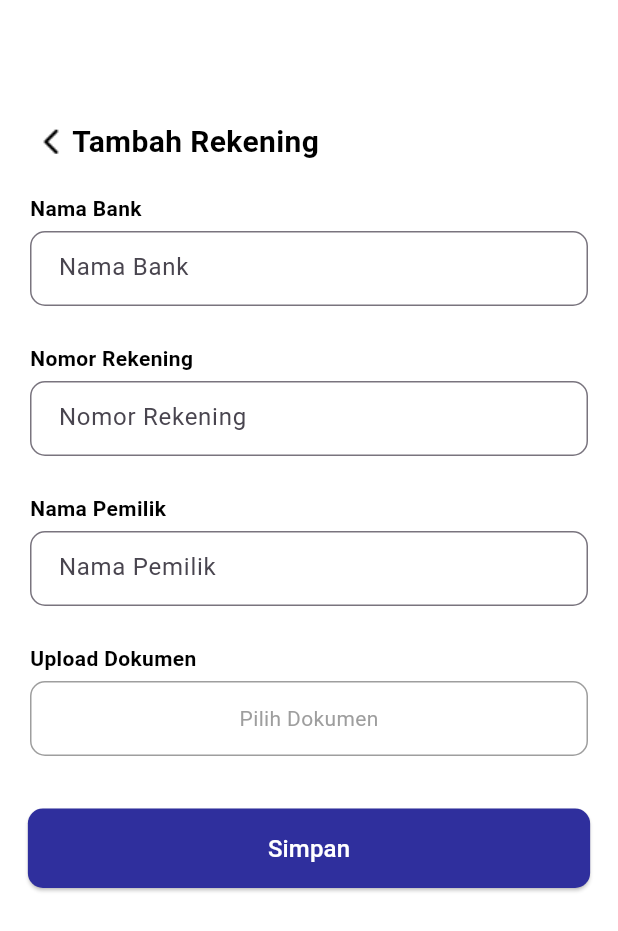
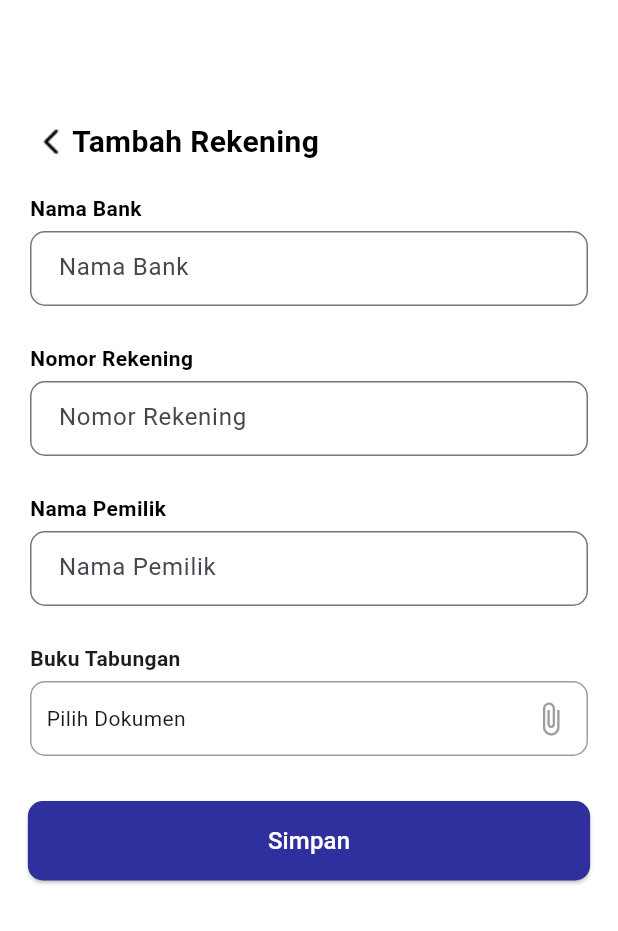
Before and after one commit to ssscholastica/e-Tuntas, a Flutter app: the addBank screen opened directly, on a phone screen of 412 x 824 dp. Shown: the top 931 px of the screen. Run offline on Flutter 3.47's test engine with Material 3 defaults, Android fonts, the phone set to English and light mode, and no system bars; our stand-ins replace dropdown_search, file_picker, open_file.

Commit message:
upload dokumen

```diff
--- a/lib/rekening/addBank.dart
+++ b/lib/rekening/addBank.dart
@@ -1,12 +1,113 @@
+
+import 'dart:io';
 
 import 'package:etuntas/profile/profile.dart';
+import 'package:file_picker/file_picker.dart';
 import 'package:flutter/material.dart';
+import 'package:open_file/open_file.dart';
 
 class addBank extends StatefulWidget {
   const addBank({super.key});
 
   @override
   State<addBank> createState() => _addBankState();
+}
+
+Widget uploadDokumen(String label) {
+  return _UploadDokumen(label: label);
+}
+
+class _UploadDokumen extends StatefulWidget {
+  final String label;
+
+  const _UploadDokumen({super.key, required this.label});
+
+  @override
+  State<_UploadDokumen> createState() => _UploadDokumenState();
+}
+
+class _UploadDokumenState extends State<_UploadDokumen> {
+  File? _selectedFile;
+
+  Future<void> _pickFile() async {
+    FilePickerResult? result = await FilePicker.platform.pickFiles(
+      type: FileType.any,
+    );
+
+    if (result != null) {
+      setState(() {
+        _selectedFile = File(result.files.single.path!);
+      });
+    }
+  }
+
+  void _removeFile() {
+    setState(() {
+      _selectedFile = null;
+    });
+  }
+
+  void _previewFile() {
+    if (_selectedFile != null) {
+      OpenFile.open(_selectedFile!.path);
+    }
+  }
+
+  @override
+  Widget build(BuildContext context) {
+    return Padding(
+      padding: const EdgeInsets.only(left: 20, right: 20, top: 20),
+      child: Column(
+        crossAxisAlignment: CrossAxisAlignment.start,
+        children: [
+          Text(
+            widget.label,
+            style: const TextStyle(
+              fontSize: 14,
+              fontWeight: FontWeight.w600,
+            ),
+          ),
+          const SizedBox(height: 5),
+          Container(
+            height: 50,
+            decoration: BoxDecoration(
+              border: Border.all(color: Colors.grey, width: 1),
+              borderRadius: BorderRadius.circular(10),
+            ),
+            child: Row(
+              children: [
+                Expanded(
+                  child: Padding(
+                    padding: const EdgeInsets.symmetric(horizontal: 10),
+                    child: Text(
+                      _selectedFile != null
+                          ? _selectedFile!.path.split('/').last
+                          : "Pilih Dokumen",
+                      overflow: TextOverflow.ellipsis,
+                    ),
+                  ),
+                ),
+                if (_selectedFile != null) ...[
+                  IconButton(
+                    icon: const Icon(Icons.visibility, color: Colors.blue),
+                    onPressed: _previewFile,
+                  ),
+                  IconButton(
+                    icon: const Icon(Icons.close, color: Colors.red),
+                    onPressed: _removeFile,
+                  ),
+                ],
+                IconButton(
+                  icon: const Icon(Icons.attach_file, color: Colors.grey),
+                  onPressed: _pickFile,
+                ),
+              ],
+            ),
+          ),
+        ],
+      ),
+    );
+  }
 }
 
 class _addBankState extends State<addBank> {
@@ -53,47 +154,47 @@ class _addBankState extends State<addBank> {
     );
   }
 
-  Widget buildUploadDokumen() {
-    return Column(
-      crossAxisAlignment: CrossAxisAlignment.start,
-      children: [
-        Container(
-          alignment: Alignment.bottomLeft,
-          margin: const EdgeInsets.only(top: 20, left: 20),
-          child: const Text(
-            "Upload Dokumen",
-            style: TextStyle(
-              fontSize: 14,
-              color: Color(0XFF000000),
-              fontWeight: FontWeight.w600,
-            ),
-          ),
-        ),
-        Padding(
-          padding:
-              const EdgeInsets.only(left: 20, right: 20, top: 5, bottom: 5),
-          child: InkWell(
-            onTap: () {
-              // Tambahkan fungsi untuk memilih dan mengunggah dokumen
-            },
-            child: Container(
-              height: 50,
-              decoration: BoxDecoration(
-                border: Border.all(color: Colors.grey),
-                borderRadius: BorderRadius.circular(10),
-              ),
-              child: const Center(
-                child: Text(
-                  "Pilih Dokumen",
-                  style: TextStyle(fontSize: 14, color: Colors.grey),
-                ),
-              ),
-            ),
-          ),
-        ),
-      ],
-    );
-  }
+  // Widget buildUploadDokumen() {
+  //   return Column(
+  //     crossAxisAlignment: CrossAxisAlignment.start,
+  //     children: [
+  //       Container(
+  //         alignment: Alignment.bottomLeft,
+  //         margin: const EdgeInsets.only(top: 20, left: 20),
+  //         child: const Text(
+  //           "Upload Dokumen",
+  //           style: TextStyle(
+  //             fontSize: 14,
+  //             color: Color(0XFF000000),
+  //             fontWeight: FontWeight.w600,
+  //           ),
+  //         ),
+  //       ),
+  //       Padding(
+  //         padding:
+  //             const EdgeInsets.only(left: 20, right: 20, top: 5, bottom: 5),
+  //         child: InkWell(
+  //           onTap: () {
+  //             // Tambahkan fungsi untuk memilih dan mengunggah dokumen
+  //           },
+  //           child: Container(
+  //             height: 50,
+  //             decoration: BoxDecoration(
+  //               border: Border.all(color: Colors.grey),
+  //               borderRadius: BorderRadius.circular(10),
+  //             ),
+  //             child: const Center(
+  //               child: Text(
+  //                 "Pilih Dokumen",
+  //                 style: TextStyle(fontSize: 14, color: Colors.grey),
+  //               ),
+  //             ),
+  //           ),
+  //         ),
+  //       ),
+  //     ],
+  //   );
+  // }
 
 
   @override
@@ -136,7 +237,7 @@ class _addBankState extends State<addBank> {
             buildJudul("Nama Bank", 'Nama Bank'),
             buildJudul("Nomor Rekening", 'Nomor Rekening'),
             buildJudul("Nama Pemilik", "Nama Pemilik"),
-            buildUploadDokumen(),
+            uploadDokumen("Buku Tabungan"),
             const SizedBox(height: 30),
             ElevatedButton(
               onPressed: () {
```
